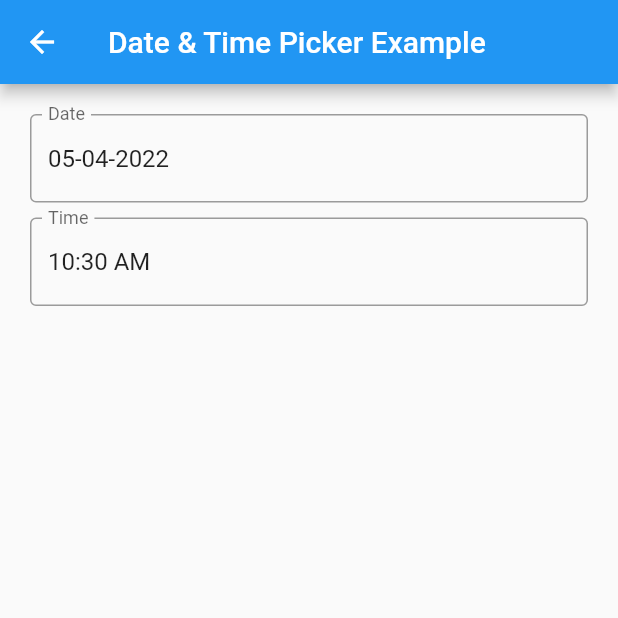
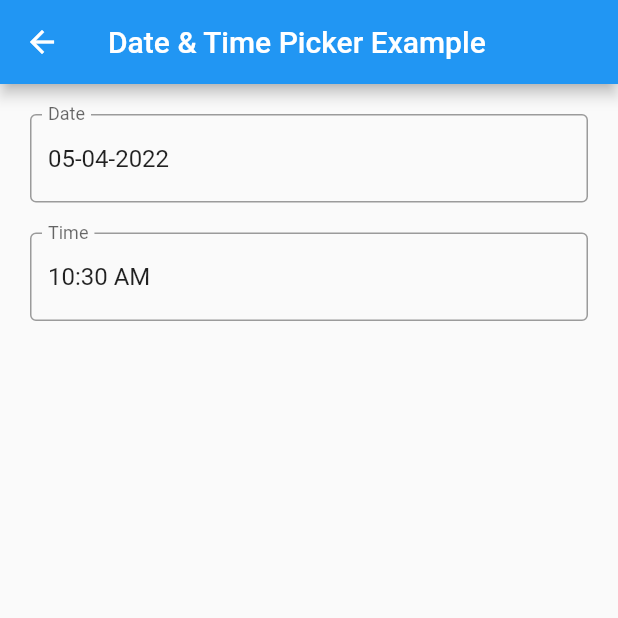
Before and after one commit to techdirrdev/widgets_functions, a Flutter app: the DateTimePickerExample screen opened by its route, on a phone screen of 412 x 824 dp, the top half of it. Run offline on Flutter 3.47's test engine with Material 2 defaults, Android fonts, the phone set to English and light mode, and no system bars; missing offline and left inert: dart:html.

Commit message:
time picker

```diff
--- a/example/lib/date_time_picker/date_time_picker_example.dart
+++ b/example/lib/date_time_picker/date_time_picker_example.dart
@@ -55,7 +55,7 @@ class _DateTimePickerExampleState extends State<DateTimePickerExample> {
                 },
               ),
               const SizedBox(
-                height: 10,
+                height: 20,
               ),
               WFTextField(
                 controller: _conTime
--- a/pubspec.yaml
+++ b/pubspec.yaml
@@ -1,7 +1,7 @@
 name: widgets_functions
 description: Custom Widgets and Functions, Widgets and Function easy to access, reuse and no longer code.
 homepage: https://github.com/techdirr/widgets_functions.git
-version: 1.2.4
+version: 1.2.3
 
 environment:
   sdk: ">=2.16.1 <3.0.0"
```
Also changed, not shown: example/lib/dropdown/dropdown_example.dart (+4 -3 lines), 2 other files.
